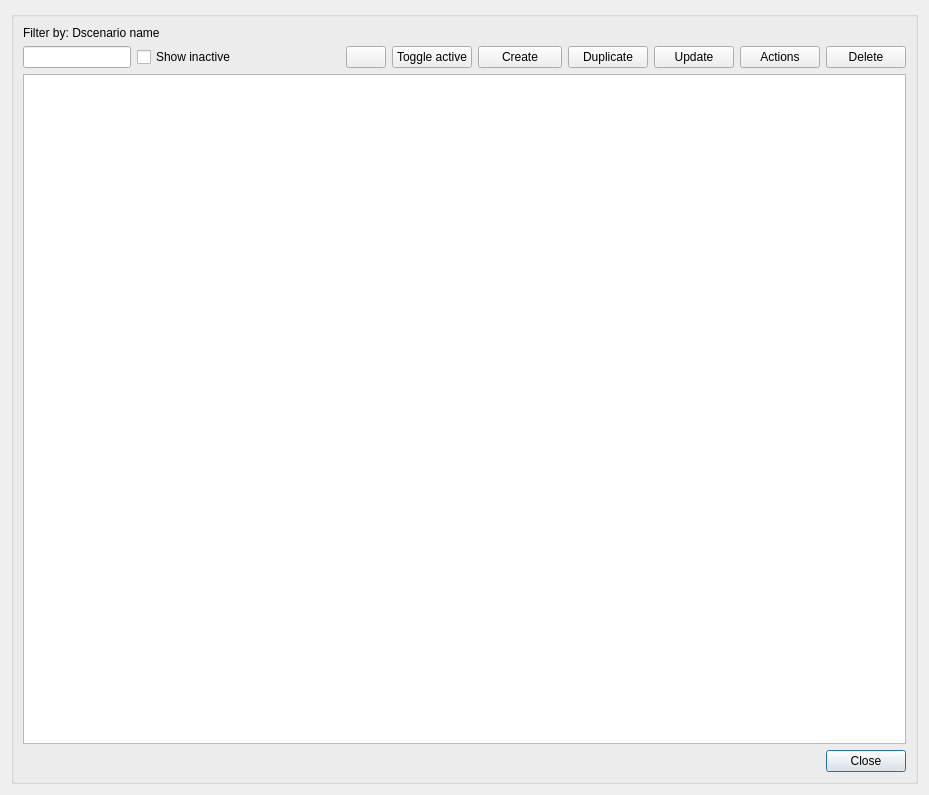
Qt form core/ui/toolbars/epa/dscenario_manager.ui (Giswater/giswater_qgis_plugin) before a commit.
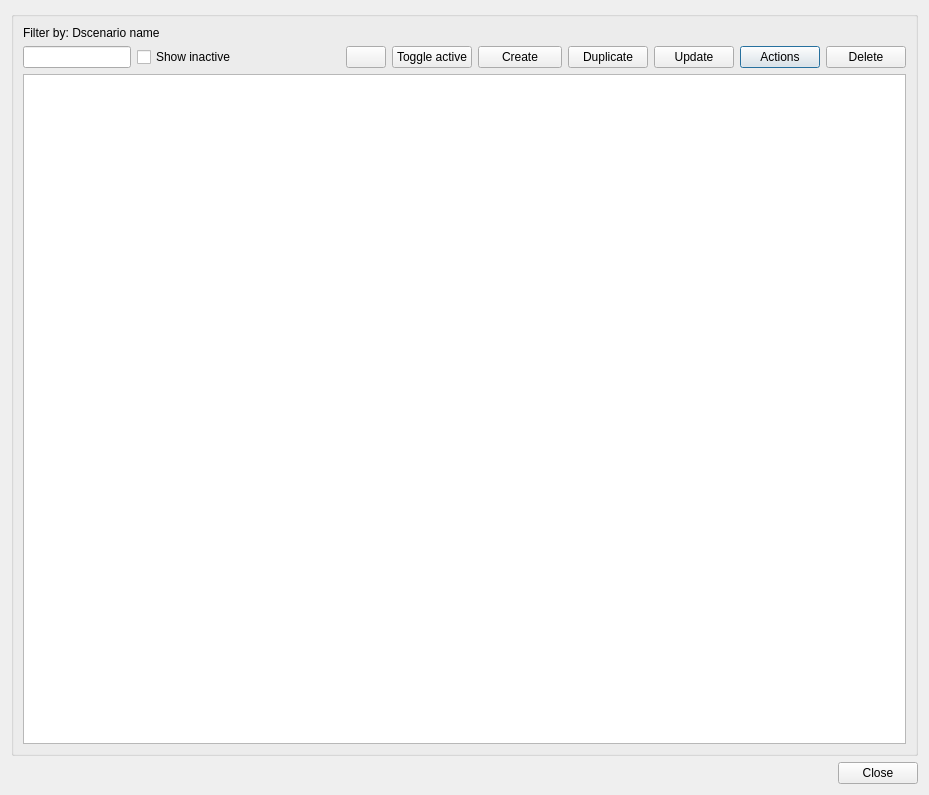
The same form after that commit.

Commit message:
style(ui): add lyt_buttons QGridLayout for all dialogs.
# Cherry-picked from 9fcf2481a2d87da33b8ae50d2bdb939909b3d67b

The edit to the form file:
```diff
--- a/core/ui/toolbars/epa/dscenario_manager.ui
+++ b/core/ui/toolbars/epa/dscenario_manager.ui
@@ -20,26 +20,6 @@
       <string/>
      </property>
      <layout class="QGridLayout" name="verticalLayout_3">
-      <item row="11" column="13">
-       <widget class="QPushButton" name="btn_cancel">
-        <property name="text">
-         <string>Close</string>
-        </property>
-       </widget>
-      </item>
-      <item row="11" column="0" colspan="5">
-       <spacer name="horizontalSpacer">
-        <property name="orientation">
-         <enum>Qt::Horizontal</enum>
-        </property>
-        <property name="sizeHint" stdset="0">
-         <size>
-          <width>40</width>
-          <height>20</height>
-         </size>
-        </property>
-       </spacer>
-      </item>
       <item row="6" column="12">
        <widget class="QPushButton" name="btn_toolbox">
         <property name="text">
@@ -169,6 +149,33 @@
      </layout>
     </widget>
    </item>
+   <item row="1" column="0">
+    <layout class="QGridLayout" name="lyt_buttons">
+     <property name="topMargin">
+      <number>0</number>
+     </property>
+     <item row="0" column="0">
+      <spacer name="horizontalSpacer">
+       <property name="orientation">
+        <enum>Qt::Horizontal</enum>
+       </property>
+       <property name="sizeHint" stdset="0">
+        <size>
+         <width>40</width>
+         <height>20</height>
+        </size>
+       </property>
+      </spacer>
+     </item>
+     <item row="0" column="1">
+      <widget class="QPushButton" name="btn_cancel">
+       <property name="text">
+        <string>Close</string>
+       </property>
+      </widget>
+     </item>
+    </layout>
+   </item>
   </layout>
  </widget>
  <tabstops>
```
Left out of the diff: 1 changed line with no effect on the pictures. The commit also changes 58 other files.
